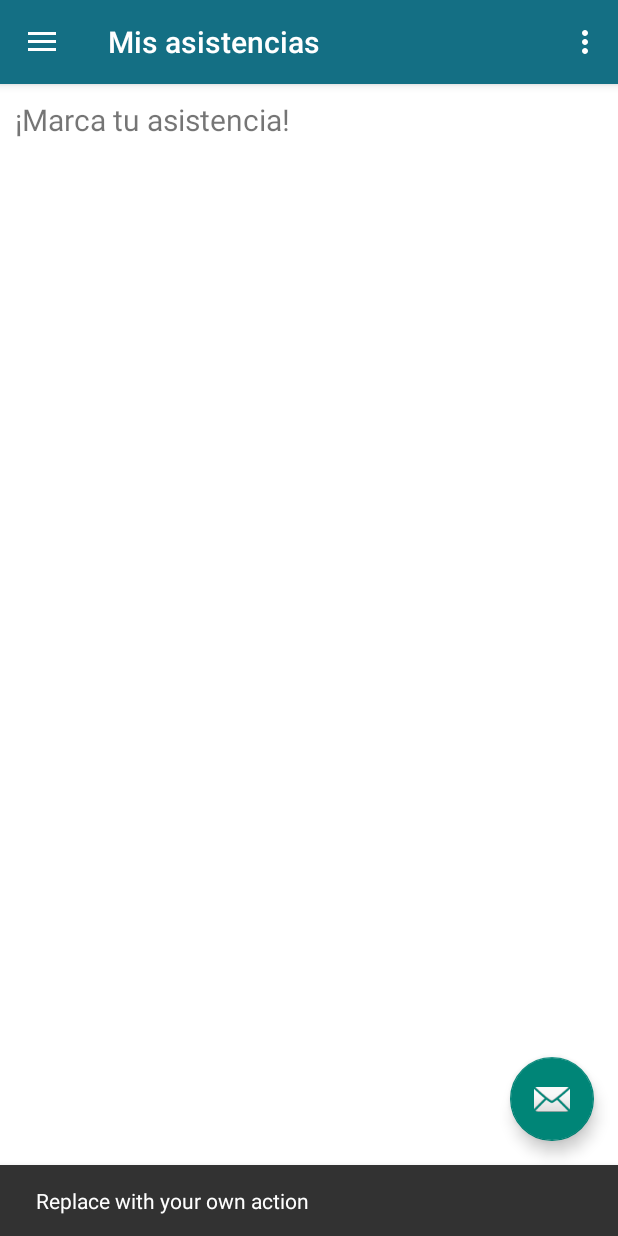
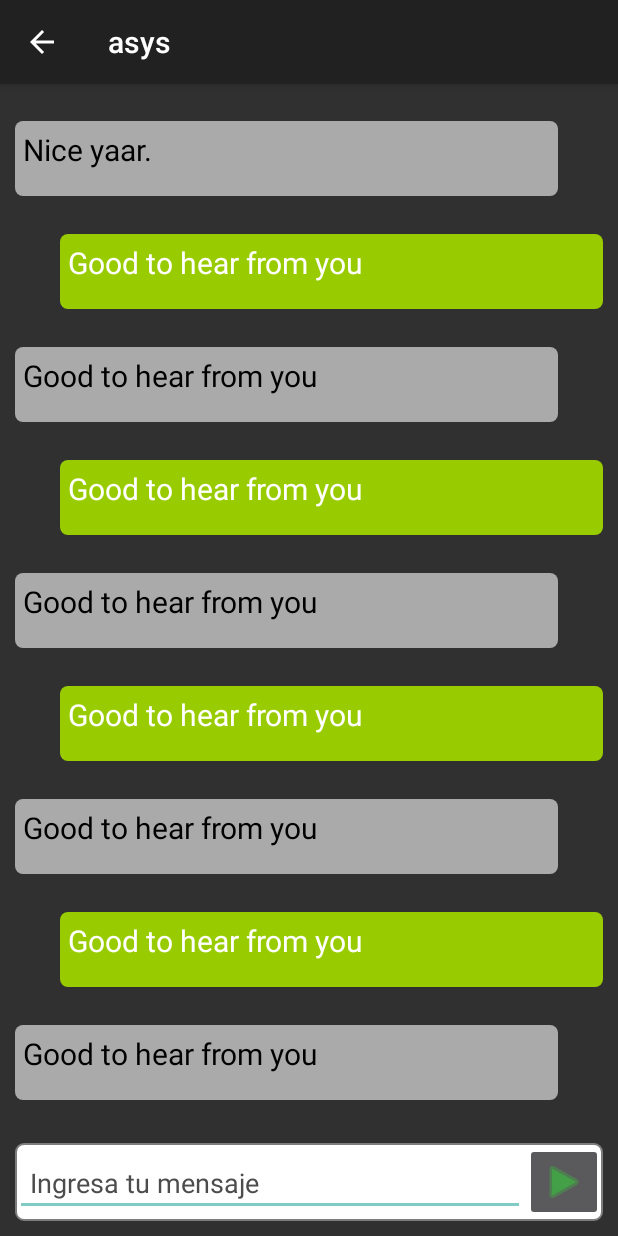
Before and after one commit to NicolasPCS/ASYS, an Android app: the screen it shows after launch once a user with an empty profile is signed in (MainActivity before the commit, ChatBotDialogflow after it), after a tap on an icon or button, on a phone screen of 412 x 824 dp. Run offline under Robolectric (Android 15) with nearby library versions, the phone set to English and light mode, and no system bars; our stand-ins replace Firebase (no records; nobody signed in at launch, a user with empty details on screens opened directly), navigation-ui; libraries missing offline, so code that uses them is left out: cn.pedant.

Commit message:
ChatBot feature added - Version 1.0 (Layouts creation)

```diff
--- /dev/null
+++ b/app/src/main/java/com/example/asys/Adapters/ChatAdapter.java
@@ -0,0 +1,64 @@
+package com.example.asys.Adapters;
+
+import android.app.Activity;
+import android.view.LayoutInflater;
+import android.view.View;
+import android.view.ViewGroup;
+import android.widget.TextView;
+
+import androidx.annotation.NonNull;
+import androidx.recyclerview.widget.RecyclerView;
+
+import com.example.asys.Models.Message;
+import com.example.asys.R;
+
+import java.util.List;
+
+public class ChatAdapter extends RecyclerView.Adapter<ChatAdapter.MyViewHolder> {
+
+    private List<Message> messageList;
+    private Activity activity;
+
+    public ChatAdapter(List<Message> messageList, Activity activity) {
+        this.messageList = messageList;
+        this.activity = activity;
+    }
+
+    @NonNull
+    @Override
+    public MyViewHolder onCreateViewHolder(@NonNull ViewGroup parent, int viewType) {
+        View view = LayoutInflater.from(activity).inflate(R.layout.adapter_message_one, parent, false);
+        return new MyViewHolder(view);
+    }
+
+    @Override
+    public void onBindViewHolder(@NonNull MyViewHolder holder, int position) {
+        String message = messageList.get(position).getMessage();
+        boolean isReceived = messageList.get(position).getIsReceived();
+        if (isReceived) {
+            holder.messageReceive.setVisibility(View.VISIBLE);
+            holder.messageSend.setVisibility(View.GONE);
+            holder.messageReceive.setText(message);
+        } else {
+            holder.messageSend.setVisibility(View.VISIBLE);
+            holder.messageReceive.setVisibility(View.GONE);
+            holder.messageSend.setText(message);
+        }
+    }
+
+    @Override
+    public int getItemCount() {
+        return messageList.size();
+    }
+
+    static class MyViewHolder extends RecyclerView.ViewHolder {
+        TextView messageSend;
+        TextView messageReceive;
+
+        MyViewHolder(@NonNull View itemView) {
+            super(itemView);
+            messageSend = itemView.findViewById(R.id.message_send);
+            messageReceive = itemView.findViewById(R.id.message_receive);
+        }
+    }
+}
--- a/app/src/main/java/com/example/asys/MainActivity.java
+++ b/app/src/main/java/com/example/asys/MainActivity.java
@@ -13,6 +13,7 @@ import android.widget.Toast;
 import com.example.asys.Services.PushNotification;
 import com.example.asys.landing.Start_Activity;
 import com.example.asys.login.LoginActivity;
+import com.example.asys.ui.ChatBot.ChatBotDialogflow;
 import com.google.android.gms.tasks.OnCompleteListener;
 import com.google.android.gms.tasks.Task;
 import com.google.android.material.snackbar.Snackbar;
@@ -96,8 +97,9 @@ public class MainActivity extends AppCompatActivity
         binding.appBarMain.fab.setOnClickListener(new View.OnClickListener() {
             @Override
             public void onClick(View view) {
-                Snackbar.make(view, "Replace with your own action", Snackbar.LENGTH_LONG)
-                        .setAction("Action", null).show();
+                /*Snackbar.make(view, "Replace with your own action", Snackbar.LENGTH_LONG)
+                        .setAction("Action", null).show();*/
+                startActivity(new Intent(MainActivity.this, ChatBotDialogflow.class));
             }
         });
         DrawerLayout drawer = binding.drawerLayout;
--- /dev/null
+++ b/app/src/main/java/com/example/asys/Models/Message.java
@@ -0,0 +1,28 @@
+package com.example.asys.Models;
+
+public class Message {
+
+    private String message;
+    private boolean isReceived;
+
+    public Message(String message, boolean isReceived) {
+        this.message = message;
+        this.isReceived = isReceived;
+    }
+
+    public String getMessage() {
+        return message;
+    }
+
+    public void setMessage(String message) {
+        this.message = message;
+    }
+
+    public boolean getIsReceived() {
+        return isReceived;
+    }
+
+    public void setIdReceived(boolean received) {
+        isReceived = received;
+    }
+}
--- /dev/null
+++ b/app/src/main/java/com/example/asys/ui/ChatBot/ChatBotDialogflow.java
@@ -0,0 +1,75 @@
+package com.example.asys.ui.ChatBot;
+
+import androidx.appcompat.app.AppCompatActivity;
+import androidx.recyclerview.widget.RecyclerView;
+
+import android.os.Bundle;
+import com.example.asys.Models.Message;
+
+import android.view.View;
+import android.widget.EditText;
+import android.widget.ImageButton;
+
+import com.example.asys.Adapters.ChatAdapter;
+import com.example.asys.R;
+
+import java.util.ArrayList;
+import java.util.List;
+import java.util.Objects;
+
+public class ChatBotDialogflow extends AppCompatActivity {
+
+    RecyclerView chatView;
+    ChatAdapter chatAdapter;
+    List<Message> messageList = new ArrayList<>();
+    EditText editMessage;
+    ImageButton btnSend;
+
+    @Override
+    protected void onCreate(Bundle savedInstanceState) {
+        super.onCreate(savedInstanceState);
+        setContentView(R.layout.activity_chat_bot_dialogflow);
+
+        chatView = (RecyclerView) findViewById(R.id.chatView);
+        editMessage = (EditText) findViewById(R.id.editMessage);
+        btnSend = (ImageButton) findViewById(R.id.btnSend);
+
+        messageList.add(new Message("hello", false));
+        messageList.add(new Message("hey buddy", true));
+        messageList.add(new Message("how are you", false));
+        messageList.add(new Message("I am fine. wbu?", true));
+        messageList.add(new Message("Good. How is health?", false));
+        messageList.add(new Message("Nice yaar.", true));
+        messageList.add(new Message("Good to hear from you", false));
+        messageList.add(new Message("Good to hear from you", true));
+        messageList.add(new Message("Good to hear from you", false));
+        messageList.add(new Message("Good to hear from you", true));
+        messageList.add(new Message("Good to hear from you", false));
+        messageList.add(new Message("Good to hear from you", true));
+        messageList.add(new Message("Good to hear from you", false));
+        messageList.add(new Message("Good to hear from you", true));
+        messageList.add(new Message("Good to hear from you", false));
+
+        chatAdapter = new ChatAdapter(messageList, this);
+        chatView.setAdapter(chatAdapter);
+
+        btnSend.setOnClickListener(new View.OnClickListener() {
+            @Override
+            public void onClick(View view) {
+                String message = editMessage.getText().toString();
+                if (message != null && !message.isEmpty()) {
+                    messageList .add(new Message(message, false));
+                    editMessage.setText("");
+                    sendMessageBot();
+                    Objects.requireNonNull(chatView.getAdapter()).notifyDataSetChanged();
+                    Objects.requireNonNull(chatView.getLayoutManager())
+                            .scrollToPosition(messageList.size()-1);
+                }
+            }
+        });
+    }
+
+    private void sendMessageBot() {
+
+    }
+}
--- /dev/null
+++ b/app/src/main/res/drawable/bg_chat_receive.xml
@@ -0,0 +1,5 @@
+<?xml version="1.0" encoding="utf-8"?>
+<shape xmlns:android="http://schemas.android.com/apk/res/android" android:shape="rectangle" >
+  <solid android:color="@android:color/darker_gray" />
+  <corners android:radius="5dp"> </corners>
+</shape>
--- /dev/null
+++ b/app/src/main/res/drawable/bg_chat_send.xml
@@ -0,0 +1,5 @@
+<?xml version="1.0" encoding="utf-8"?>
+<shape xmlns:android="http://schemas.android.com/apk/res/android" android:shape="rectangle" >
+  <solid android:color="@android:color/holo_green_light" />
+  <corners android:radius="5dp"> </corners>
+</shape>
--- /dev/null
+++ b/app/src/main/res/drawable/border_outline.xml
@@ -0,0 +1,6 @@
+<?xml version="1.0" encoding="utf-8"?>
+<shape xmlns:android="http://schemas.android.com/apk/res/android" android:shape="rectangle" >
+  <solid android:color="@android:color/white" />
+  <stroke android:width="1dip" android:color="#7E7C7C"/>
+  <corners android:radius="5dp"> </corners>
+</shape>
--- /dev/null
+++ b/app/src/main/res/layout/activity_chat_bot_dialogflow.xml
@@ -0,0 +1,63 @@
+<?xml version="1.0" encoding="utf-8"?>
+<androidx.constraintlayout.widget.ConstraintLayout
+    xmlns:android="http://schemas.android.com/apk/res/android"
+    xmlns:app="http://schemas.android.com/apk/res-auto"
+    xmlns:tools="http://schemas.android.com/tools"
+    android:layout_width="match_parent"
+    android:layout_height="match_parent"
+    tools:context=".ui.ChatBot.ChatBotDialogflow">
+
+    <androidx.constraintlayout.widget.ConstraintLayout
+        android:id="@+id/constraintLayout"
+        android:layout_width="0dp"
+        android:layout_height="wrap_content"
+        android:layout_margin="10dp"
+        android:background="@drawable/border_outline"
+        app:layout_constraintBottom_toBottomOf="parent"
+        app:layout_constraintEnd_toEndOf="parent"
+        app:layout_constraintTop_toBottomOf="@id/chatView"
+        app:layout_constraintStart_toStartOf="parent">
+
+        <EditText
+            android:id="@+id/editMessage"
+            android:layout_width="0dp"
+            android:layout_height="wrap_content"
+            android:ems="10"
+            android:inputType="textPersonName"
+            android:padding="10dp"
+            android:hint="Ingresa tu mensaje"
+            android:textColorHint="@color/grey_color"
+            android:textColor="@color/grey_color"
+            app:layout_constraintBottom_toBottomOf="parent"
+            app:layout_constraintEnd_toStartOf="@+id/btnSend"
+            app:layout_constraintStart_toStartOf="parent"
+            app:layout_constraintTop_toTopOf="parent" />
+
+        <ImageButton
+            android:id="@+id/btnSend"
+            android:layout_width="wrap_content"
+            android:layout_height="wrap_content"
+            android:padding="10dp"
+            app:layout_constraintBottom_toBottomOf="parent"
+            app:layout_constraintRight_toRightOf="parent"
+            app:layout_constraintTop_toTopOf="parent"
+            app:srcCompat="@android:drawable/ic_media_play"
+            app:tint="#43A047" />
+
+    </androidx.constraintlayout.widget.ConstraintLayout>
+
+    <androidx.recyclerview.widget.RecyclerView
+        android:id="@+id/chatView"
+        android:layout_width="match_parent"
+        android:layout_height="0dp"
+        app:layoutManager="androidx.recyclerview.widget.LinearLayoutManager"
+        android:orientation="vertical"
+        tools:listitem="@layout/adapter_message_one"
+        app:stackFromEnd="true"
+        tools:itemCount="2"
+        app:layout_constraintStart_toStartOf="parent"
+        app:layout_constraintBottom_toTopOf="@id/constraintLayout"
+        app:layout_constraintTop_toTopOf="parent"
+        tools:layout_editor_absoluteY="1dp"/>
+
+</androidx.constraintlayout.widget.ConstraintLayout>
--- /dev/null
+++ b/app/src/main/res/layout/adapter_message_one.xml
@@ -0,0 +1,32 @@
+<?xml version="1.0" encoding="utf-8"?>
+<LinearLayout xmlns:android="http://schemas.android.com/apk/res/android"
+    android:orientation="vertical"
+    android:layout_width="match_parent"
+    android:layout_height="wrap_content"
+    android:padding="10dp" >
+
+    <TextView
+        android:id="@+id/message_send"
+        android:layout_width="match_parent"
+        android:layout_height="wrap_content"
+        android:padding="5dp"
+        android:textColor="@color/white"
+        android:textSize="20sp"
+        android:minHeight="50dp"
+        android:layout_marginBottom="5dp"
+        android:background="@drawable/bg_chat_send"
+        android:layout_marginStart="30dp" />
+
+    <TextView
+        android:id="@+id/message_receive"
+        android:layout_width="match_parent"
+        android:layout_height="wrap_content"
+        android:padding="5dp"
+        android:minHeight="50dp"
+        android:textColor="@color/black"
+        android:layout_marginBottom="5dp"
+        android:textSize="20sp"
+        android:background="@drawable/bg_chat_receive"
+        android:layout_marginEnd="30dp" />
+
+</LinearLayout>
```
Also changed, not shown: app/src/main/AndroidManifest.xml (+12 -1 lines).
